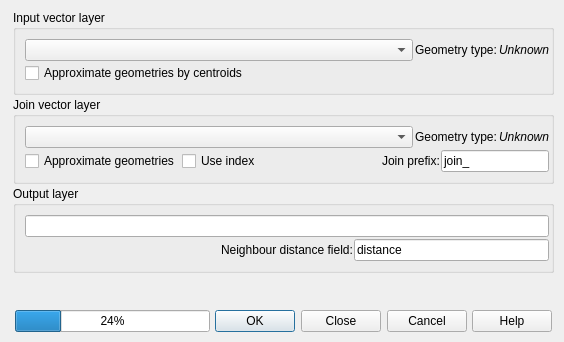
This is ui_frmNNJoin.ui in havatv/qgisnnjoinplugin as Qt 5 draws it before an edit. The edited form follows.
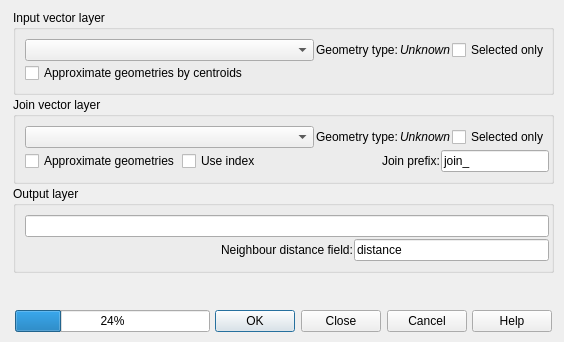
This is the edited form.

Commit message: Added support for selected features (#3) and included progressbar activity for join layer index creation (#4)

Diff of the .ui file:
```diff
--- a/ui_frmNNJoin.ui
+++ b/ui_frmNNJoin.ui
@@ -84,6 +84,13 @@
            </property>
           </widget>
          </item>
+         <item>
+          <widget class="QCheckBox" name="inputSelected">
+           <property name="text">
+            <string>Selected only</string>
+           </property>
+          </widget>
+         </item>
         </layout>
        </item>
        <item>
@@ -162,6 +169,13 @@
            </property>
           </widget>
          </item>
+         <item>
+          <widget class="QCheckBox" name="joinSelected">
+           <property name="text">
+            <string>Selected only</string>
+           </property>
+          </widget>
+         </item>
         </layout>
        </item>
        <item>
```
The commit also changes 2 other files.
